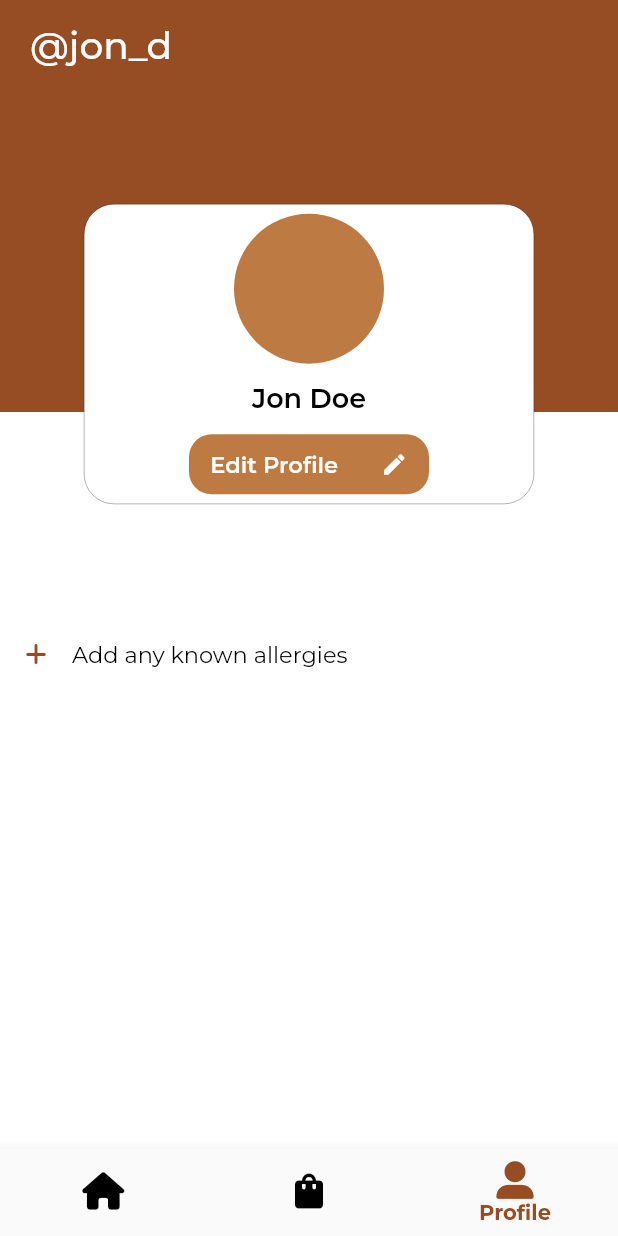
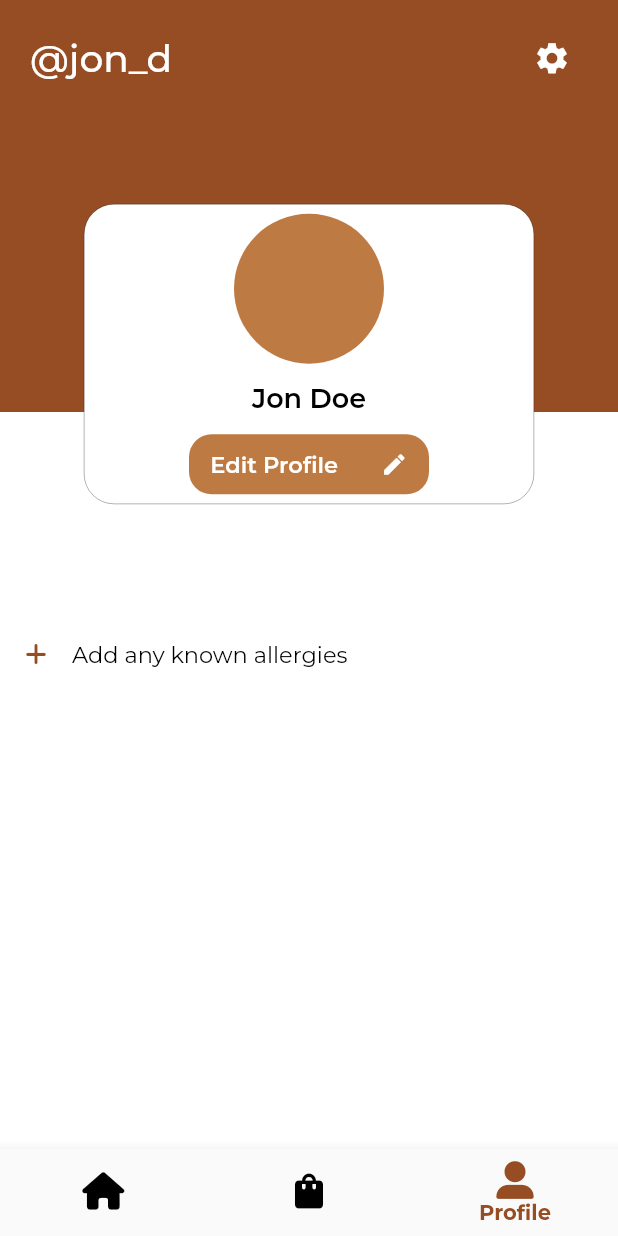
Before and after one commit to naomitimm/TopPot, a Flutter app: the screen it shows after launch, on a phone screen of 412 x 824 dp. Run offline on Flutter 3.47's test engine with Material 2 defaults, Android fonts, the phone set to English and light mode, and no system bars; our stand-ins replace font_awesome_flutter, go_router, google_fonts.

Commit message:
padding edit

```diff
--- a/top_pot_app/lib/presentation/dashboard/cart_page.dart
+++ b/top_pot_app/lib/presentation/dashboard/cart_page.dart
@@ -22,7 +22,7 @@ class _CheckoutPageState extends State<CheckoutPage> {
               height: height / 2.9,
             ),
             const Padding(
-              padding: EdgeInsets.symmetric(vertical: 15, horizontal: 20),
+              padding: EdgeInsets.symmetric(vertical: 24, horizontal: 20),
               child: DashboardHeadline(color: Colors.white, text: "My cart"),
             ),
             const Padding(
--- a/top_pot_app/lib/presentation/dashboard/profile_page.dart
+++ b/top_pot_app/lib/presentation/dashboard/profile_page.dart
@@ -25,9 +25,23 @@ class _ProfilePageState extends State<ProfilePage> {
                   color: const Color.fromRGBO(151, 77, 36, 1),
                   height: height / 3,
                 ),
-                const Padding(
-                  padding: EdgeInsets.symmetric(vertical: 15, horizontal: 20),
-                  child: DashboardHeadline(color: Colors.white, text: "@jon_d"),
+                Padding(
+                  padding:
+                      const EdgeInsets.symmetric(vertical: 15, horizontal: 20),
+                  child: Row(
+                    mainAxisAlignment: MainAxisAlignment.spaceBetween,
+                    children: [
+                      const DashboardHeadline(
+                          color: Colors.white, text: "@jon_d"),
+                      IconButton(
+                          onPressed: () {},
+                          icon: const Icon(
+                            Icons.settings,
+                            color: Colors.white,
+                            size: 25,
+                          )),
+                    ],
+                  ),
                 ),
                 const Align(
                     alignment: Alignment.center,
```
